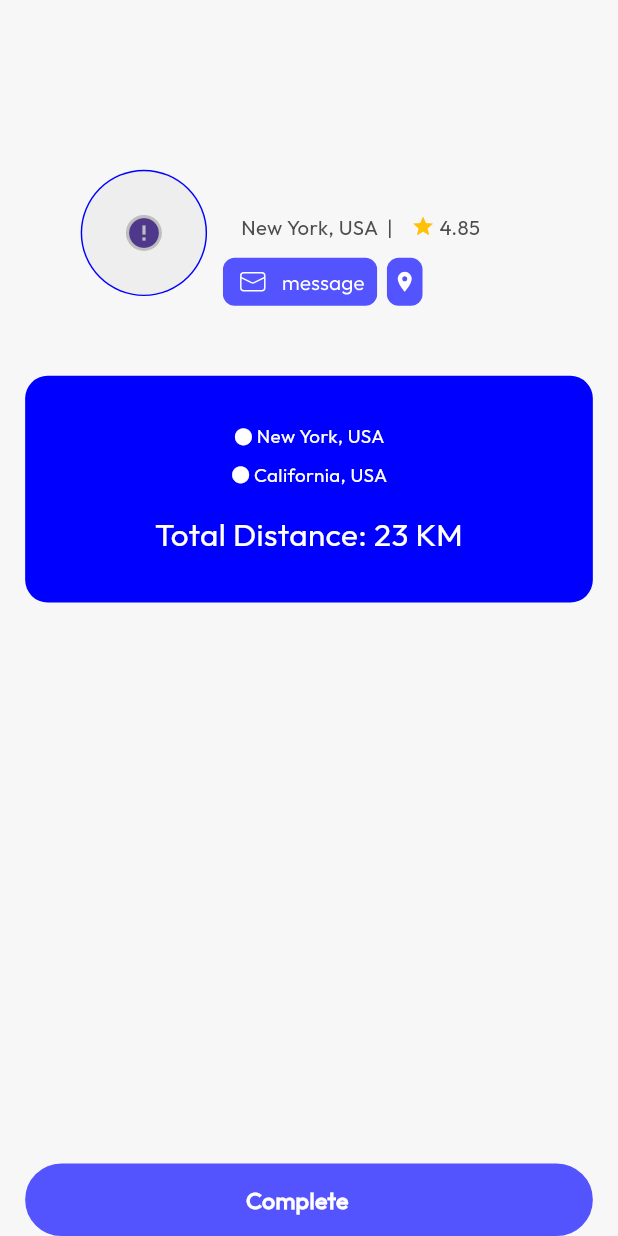
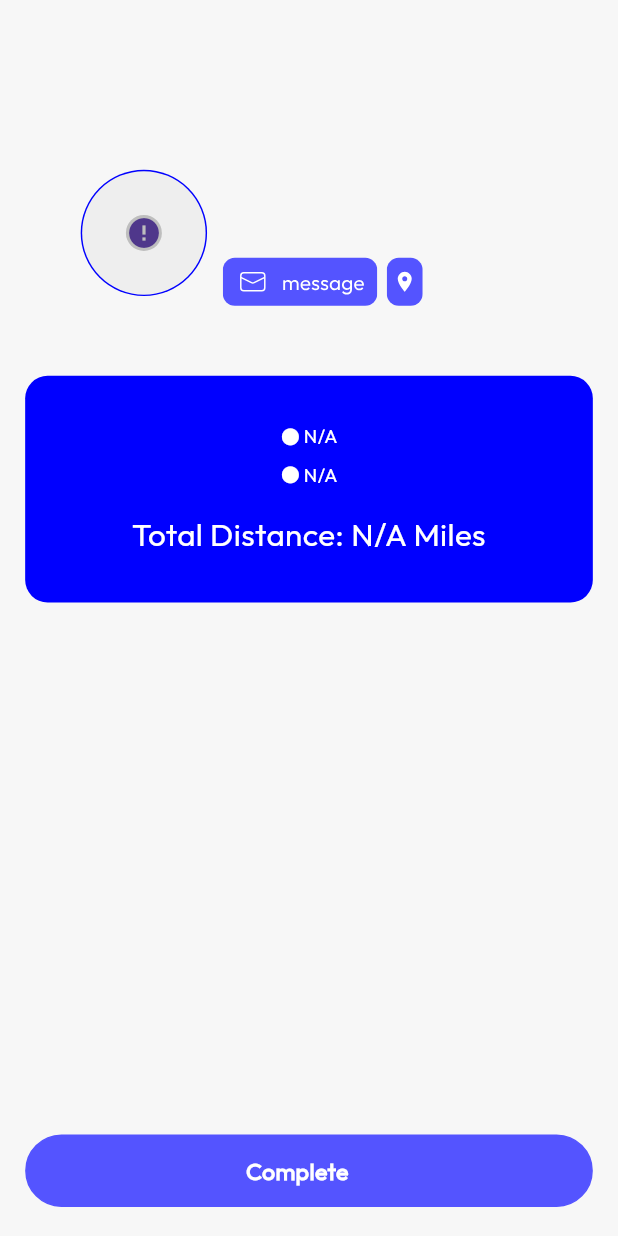
Before and after one commit to bdCalling-Sdt-hub/Auto-revive, a Flutter app: the TowTruckDetailsScreen screen opened directly with empty values, on a phone screen of 412 x 824 dp. Run offline on Flutter 3.47's test engine with Material 3 defaults, Android fonts, the phone set to English and light mode, and no system bars; drawn by our look-alikes of cached_network_image, toastification; our stand-ins replace chat_bubbles, connectivity_plus, country_code_picker, custom_rating_bar, file_picker, firebase_core and 21 more; missing offline and left inert: country_state_city_pro, flutter_polyline_points, flutter_stripe, location_picker_text_field, mime_type; accounts and stored records are empty; network calls fail.

Commit message:
booking tow track and mechanic paryt issue fix

```diff
--- a/lib/controllers/mechanic_controller/mechanic_on_site_controller/booking_all_filters_controller.dart
+++ b/lib/controllers/mechanic_controller/mechanic_on_site_controller/booking_all_filters_controller.dart
@@ -7,6 +7,7 @@ import '../../../core/config/app_routes/app_routes.dart';
 import '../../../helpers/toast_message_helper.dart';
 import '../../../models/booking_all_filter_model.dart';
 import '../../../models/get_all_service_model.dart';
+import '../../../models/get_provider_model.dart';
 import '../../../models/job_process_complete_model.dart';
 import '../../../services/api_client.dart';
 import '../../../services/api_constants.dart';
@@ -48,6 +49,7 @@ class MechanicBookingAllFiltersController extends GetxController {
   Future<void> changeStatus({
     String? status,
     String? jobId,
+    bool isScreenBack=false,
     required BuildContext context,
   }) async {
     var body = {
@@ -64,9 +66,14 @@ class MechanicBookingAllFiltersController extends GetxController {
 
       if (response.statusCode == 200 || response.statusCode == 201) {
         ToastMessageHelper.showToastMessage("${response.body["message"]}");
-
+        bookingFilters.removeWhere((x)=>x.id==jobId);
+        if(isScreenBack){
+          context.pop();
+        }
+        update();
+        bookingFilters.refresh();
       } else {
-        ToastMessageHelper.showToastMessage("Failed to change status.");
+        ToastMessageHelper.showToastMessage("Failed to change status.",title: "Attention");
       }
     } catch (e) {
       ToastMessageHelper.showToastMessage("Something went wrong.");
@@ -101,7 +108,8 @@ class MechanicBookingAllFiltersController extends GetxController {
 
   Future<void> addServiceProvider({
     required BuildContext context,
-    required String serviceId
+    required String serviceId,
+
   }) async {
 
     print("=================================================================>>>  $servicesBody");
@@ -117,7 +125,9 @@ class MechanicBookingAllFiltersController extends GetxController {
 
       if (response.statusCode == 200 || response.statusCode == 201) {
         ToastMessageHelper.showToastMessage("${response.body["message"]}");
-        context.pushNamed(AppRoutes.mechanicCompleteDetailsScreen, extra: {"id":"$serviceId"});
+        context.pushNamed(AppRoutes.mechanicCompleteDetailsScreen,
+            extra: {"id":"$serviceId",
+        });
 
       } else {
         ToastMessageHelper.showToastMessage("Job process not found",title: 'Attention');
@@ -149,4 +159,26 @@ class MechanicBookingAllFiltersController extends GetxController {
 
 
 
+
+  /// ================================> Get Provider ==============================>
+
+  RxBool getProviderLoading = false.obs;
+  Rx<ProviderModel> provider = ProviderModel().obs;
+  getProvider({String? id}) async {
+    getProviderLoading(true);
+    var response = await ApiClient.getData(
+        "${ApiConstants.getProviderDetails}/${id ?? ""}");
+    if (response.statusCode == 200) {
+      provider.value = ProviderModel.fromJson(response.body['data']);
+      update();
+      getProviderLoading(false);
+    } else if (response.statusCode == 404) {
+      getProviderLoading(false);
+    }
+  }
+
+
+
+
+
 }
--- /dev/null
+++ b/lib/models/get_provider_model.dart
@@ -0,0 +1,91 @@
+class ProviderModel {
+  final String? id;
+  final ErId? providerId;
+  final ErId? customerId;
+  final double? servicePrice;
+  final String? status;
+  final List<dynamic>? services;
+  final DateTime? createdAt;
+  final DateTime? updatedAt;
+  final int? v;
+  final String? location;
+  final String? destination;
+  final double? totalDistance;
+
+  ProviderModel({
+    this.id,
+    this.providerId,
+    this.customerId,
+    this.servicePrice,
+    this.status,
+    this.services,
+    this.createdAt,
+    this.updatedAt,
+    this.v,
+    this.location,
+    this.destination,
+    this.totalDistance,
+  });
+
+  factory ProviderModel.fromJson(Map<String, dynamic> json) => ProviderModel(
+    id: json["_id"],
+    providerId: json["providerId"] == null ? null : ErId.fromJson(json["providerId"]),
+    customerId: json["customerId"] == null ? null : ErId.fromJson(json["customerId"]),
+    servicePrice: json["servicePrice"] == null ? null : double.tryParse(json["servicePrice"].toString()),
+    status: json["status"],
+    services: json["services"] == null ? [] : List<dynamic>.from(json["services"]!.map((x) => x)),
+    createdAt: json["createdAt"] == null ? null : DateTime.parse(json["createdAt"]),
+    updatedAt: json["updatedAt"] == null ? null : DateTime.parse(json["updatedAt"]),
+    v: json["__v"],
+    location: json["location"],
+    destination: json["destination"],
+    totalDistance: json["totalDistance"] == null ? null : double.tryParse(json["totalDistance"].toString()),
+  );
+
+  Map<String, dynamic> toJson() => {
+    "_id": id,
+    "providerId": providerId?.toJson(),
+    "customerId": customerId?.toJson(),
+    "servicePrice": servicePrice,
+    "status": status,
+    "services": services == null ? [] : List<dynamic>.from(services!.map((x) => x)),
+    "createdAt": createdAt?.toIso8601String(),
+    "updatedAt": updatedAt?.toIso8601String(),
+    "__v": v,
+    "location": location,
+    "destination": destination,
+    "totalDistance": totalDistance,
+  };
+}
+
+class ErId {
+  final String? id;
+  final String? name;
+  final String? profileImage;
+  final String? address;
+  final String? erIdId;
+
+  ErId({
+    this.id,
+    this.name,
+    this.profileImage,
+    this.address,
+    this.erIdId,
+  });
+
+  factory ErId.fromJson(Map<String, dynamic> json) => ErId(
+    id: json["_id"],
+    name: json["name"],
+    profileImage: json["profileImage"],
+    address: json["address"],
+    erIdId: json["id"],
+  );
+
+  Map<String, dynamic> toJson() => {
+    "_id": id,
+    "name": name,
+    "profileImage": profileImage,
+    "address": address,
+    "id": erIdId,
+  };
+}
--- a/lib/pregentaitions/screens/mechanic/mechanic_booking_on_site/mechanic_bookings_screen/mechanic_bookings_screen.dart
+++ b/lib/pregentaitions/screens/mechanic/mechanic_booking_on_site/mechanic_bookings_screen/mechanic_bookings_screen.dart
@@ -139,7 +139,7 @@ class _MechanicBookingsScreenState extends State<MechanicBookingsScreen>  with S
                        },
                        onTap: (){
               mechanicBookingAllFiltersController.changeStatus(
-                  status: bookingAllFilters.status,
+                  status: "request-canceled",
                   jobId: bookingAllFilters.id,
                   context: context);
                        },
@@ -186,7 +186,9 @@ class _MechanicBookingsScreenState extends State<MechanicBookingsScreen>  with S
                                   "name" :  bookingAllFilters.customerId?.name??"",
                                   "address" :  bookingAllFilters.customerId?.address ?? "",
                                   "image": bookingAllFilters.customerId?.profileImage != null ? "${ApiConstants.imageBaseUrl}/${bookingAllFilters.customerId?.profileImage}": "",
-                                  "id": bookingAllFilters.id
+                                  "id": bookingAllFilters.id,
+                                  "provideId": bookingAllFilters.customerId?.id,
+
                                 }
                             );
 
--- a/lib/pregentaitions/screens/mechanic/mechanic_booking_on_site/mechanic_bookings_screen/mechanic_map_screen.dart
+++ b/lib/pregentaitions/screens/mechanic/mechanic_booking_on_site/mechanic_bookings_screen/mechanic_map_screen.dart
@@ -131,7 +131,7 @@ class _MechanicMapScreenState extends State<MechanicMapScreen> {
               image: '${routeData["image"] ?? "https://cdn.pixabay.com/photo/2015/10/05/22/37/blank-profile-picture-973460_1280.png"}',
               name: '${routeData["name"] ?? "N/A"}',
               location: '${routeData["address"] ?? "N/A"}',
-              rating: double.parse(routeData["rating"]?.toString()??'0.0'),
+              rating: routeData["rating"]== "null" ?0.0: double.parse(routeData["rating"]?.toString()??'0.0'),
             ),
           ),
 
--- a/lib/pregentaitions/screens/message/users/users_screen.dart
+++ b/lib/pregentaitions/screens/message/users/users_screen.dart
@@ -97,7 +97,7 @@ class _UsersScreenState extends State<UsersScreen> {
                                       isOnline: user.receiver?.isOnline ?? false,
                                       image: "${ApiConstants.imageBaseUrl}/${user.receiver?.profileImage}",
                                       message: user.lastMessage?.content == "" ? "File" : "${user.lastMessage?.content}",
-                                      time: "${TimeFormatHelper.timeWithAMPMLocalTime(DateTime.parse("${user.lastMessage?.createdAt}"))}" ),
+                                      time: "${TimeFormatHelper.timeWithAMPMLocalTime(DateTime.parse("${user.lastMessage?.createdAt ?? DateTime.now()}"))}" ),
                                 ),
                               );
                             }),
--- a/lib/pregentaitions/screens/tow_truck_section/screens/tow_truck_bookings/tow_truck_details_screen.dart
+++ b/lib/pregentaitions/screens/tow_truck_section/screens/tow_truck_bookings/tow_truck_details_screen.dart
@@ -7,26 +7,32 @@ import 'package:autorevive/pregentaitions/widgets/custom_scaffold.dart';
 import 'package:autorevive/pregentaitions/widgets/custom_text.dart';
 import 'package:flutter/material.dart';
 import 'package:flutter_screenutil/flutter_screenutil.dart';
+import 'package:get/get.dart';
 import 'package:go_router/go_router.dart';
 
+import '../../../../../controllers/mechanic_controller/mechanic_on_site_controller/booking_all_filters_controller.dart';
+import '../../../../../core/config/app_routes/app_routes.dart';
 import '../../../../widgets/custom_app_bar.dart';
 
-class TowTruckDetailsScreen extends StatelessWidget {
+class TowTruckDetailsScreen extends StatefulWidget {
   const TowTruckDetailsScreen({super.key});
+
+  @override
+  State<TowTruckDetailsScreen> createState() => _TowTruckDetailsScreenState();
+}
+
+class _TowTruckDetailsScreenState extends State<TowTruckDetailsScreen> {
+
+
+  MechanicBookingAllFiltersController mechanicBookingAllFiltersController = Get.put(MechanicBookingAllFiltersController());
 
   @override
   Widget build(BuildContext context) {
     Map routeData = GoRouterState.of(context).extra as Map;
+    mechanicBookingAllFiltersController.getProvider(id: routeData['id']);
     return CustomScaffold(
       appBar: CustomAppBar(
           title: "${routeData["title"]}"),
-      // appBar: AppBar(
-      //     centerTitle: true,
-      //     title: CustomText(
-      //       maxline: 2,
-      //       text: "Details",
-      //       fontsize: 20.sp,
-      //     )),
       body: Column(
         children: [
           SizedBox(height: 44.w),
@@ -55,31 +61,52 @@ class TowTruckDetailsScreen extends StatelessWidget {
                       SizedBox(
                           width: 120.w,
                           child: CustomText(
-                            text: 'New York, USA  |  ',
+                            text: '${routeData["address"]}',
                           )),
-                      Icon(
-                        Icons.star,
-                        size: 16.r,
-                        color: Colors.amber,
-                      ),
-                      CustomText(
-                        text: ' 4.85',
-                      ),
+                      // Icon(
+                      //   Icons.star,
+                      //   size: 16.r,
+                      //   color: Colors.amber,
+                      // ),
+                      // CustomText(
+                      //   text: ' 4.85',
+                      // ),
                     ],
                   ),
                   SizedBox(height: 10.w),
                   Row(
                     children: [
-                      Assets.icons.detailsMessage.svg(),
+                      GestureDetector(
+                          onTap: () {
+                            context.pushNamed(
+                                AppRoutes.messageChatScreen, extra: {
+                              "receiverId" : "${routeData["provideId"]}",
+                              "name" : "${routeData["name"]}"
+                            });
+                          },
+                          child: Assets.icons.detailsMessage.svg()),
                       SizedBox(width: 6.w),
-                      Assets.icons.detailsLocation.svg(),
+                      GestureDetector(
+                          onTap: () {
+                            context.pushNamed(AppRoutes.mechanicMapScreen,
+                                extra: {
+                                  "name": routeData["name"],
+                                  "address": routeData["address"],
+                                  "rating": routeData["rating"],
+                                  "lat": routeData["lat"],
+                                  "log": routeData["log"],
+                                  "image": routeData["image"]
+                                });
+                          },
+                          child: Assets.icons.detailsLocation.svg()),
                     ],
-                  ),
+                  )
                 ],
               )
             ],
           ),
           SizedBox(height: 44.w),
+          Obx(()=>
              CustomContainer(
               paddingAll: 32.r,
               radiusAll: 16.r,
@@ -96,7 +123,7 @@ class TowTruckDetailsScreen extends StatelessWidget {
                       ),
                       Flexible(
                         child: CustomText(
-                        text: 'New York, USA',
+                          text: mechanicBookingAllFiltersController.provider.value.location ?? 'N/A',
                           color: Colors.white,
                           left: 2.w,
                           fontsize: 12.sp,
@@ -115,7 +142,7 @@ class TowTruckDetailsScreen extends StatelessWidget {
                       ),
                       Flexible(
                         child: CustomText(
-                          text: 'California, USA',
+                            text: mechanicBookingAllFiltersController.provider.value.destination ?? 'N/A',
                             color: Colors.white,
                             left: 2.w,
                             fontsize: 12.sp),
@@ -124,15 +151,27 @@ class TowTruckDetailsScreen extends StatelessWidget {
                   ),
                   SizedBox(height: 16.h),
                   CustomText(
-                  text: 'Total Distance: 23 KM',
+                    text: 'Total Distance: ${mechanicBookingAllFiltersController.provider.value.totalDistance ?? 'N/A'} Miles',
                     color: Colors.white,
                     fontsize: 20.sp,
                   ),
                 ],
               ),
             ),
+          ),
           const Spacer(),
-          CustomButton(title: 'Complete', onpress: () {}),
+          CustomButton(title: 'Complete',
+              onpress: () {
+                mechanicBookingAllFiltersController.changeStatus(
+                    status: 'confirmed',
+                    jobId: "${routeData["id"]}",
+                    isScreenBack: true,
+                    context: context);
+
+
+
+          }),
+          SizedBox(height: 20.h)
         ],
       ),
     );
--- a/lib/services/api_constants.dart
+++ b/lib/services/api_constants.dart
@@ -40,6 +40,7 @@ class ApiConstants{
   static  String jobProcessCompleteProvider(String id) => "/job-process/provider/$id";
   static const String customerBookingEndPoint = "/job-process/customer";
   static const String getCustomerServices = "/job-process/customer";
+  static const String getProviderDetails = "/job-process/provider";
   static const String getAllServiceEndPoint = "/service";
   static  String changeStatus (String id) => "/job-process/provider/$id";
   static  String bookingAllPaginationFilters = "/job-process/provider";
```
Also changed, not shown: lib/pregentaitions/screens/mechanic/mechanic_booking_on_site/mechanic_bookings_screen/mechanic_bookings_details_screen.dart (+21 -7 lines), lib/pregentaitions/screens/mechanic/mechanic_booking_on_site/mechanic_bookings_screen/mechanic_complete_screen.dart (+22 -3 lines), lib/pregentaitions/screens/tow_truck_section/screens/tow_truck_bookings/tow_trucks_bookings_screen.dart (+9 -3 lines), 8 other files. Lines whose indentation alone changed are shown as unchanged.
